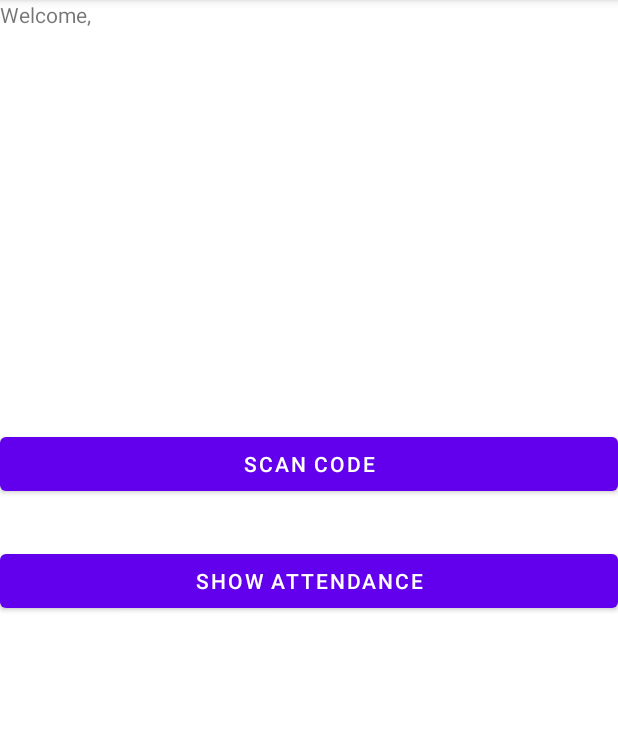
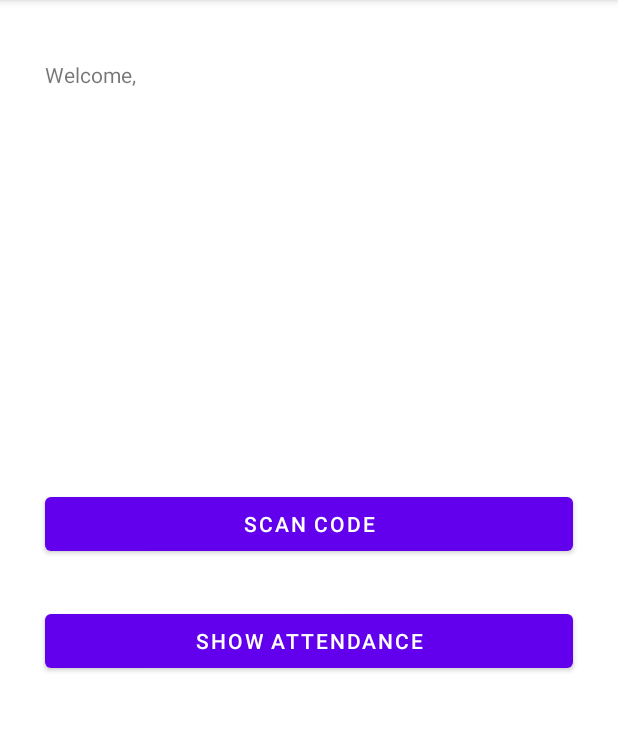
Before and after one commit to atheistd/countmein, an Android app: the home screen opened directly, with no data from a screen before it, on a phone screen of 412 x 824 dp, the part 84-815 px from its top. Run offline under Robolectric (Android 15) with nearby library versions, the phone set to English and light mode, and no system bars.

Commit message:
added some padding-slash-margin to buttons primarily and also to a textview

```diff
--- a/app/src/main/res/layout/activity_f_atnview.xml
+++ b/app/src/main/res/layout/activity_f_atnview.xml
@@ -7,6 +7,7 @@
     tools:context=".f_atnview">
 
     <TextView
+        android:layout_marginLeft="20dp"
         android:id="@+id/teach_attn_view"
         android:layout_width="wrap_content"
         android:layout_height="wrap_content"/>
--- a/app/src/main/res/layout/activity_f_home.xml
+++ b/app/src/main/res/layout/activity_f_home.xml
@@ -19,6 +19,8 @@
 
         <Button
             android:id="@+id/f_attn_show"
+            android:layout_marginLeft="30dp"
+            android:layout_marginRight="30dp"
             android:layout_width="match_parent"
             android:layout_height="wrap_content"
             android:layout_marginTop="250dp"
@@ -26,6 +28,8 @@
 
         <Button
             android:id="@+id/f_attn_mod"
+            android:layout_marginLeft="30dp"
+            android:layout_marginRight="30dp"
             android:layout_width="match_parent"
             android:layout_height="wrap_content"
             android:layout_marginTop="30dp"
--- a/app/src/main/res/layout/activity_main.xml
+++ b/app/src/main/res/layout/activity_main.xml
@@ -36,6 +36,8 @@
 
             <Button
                 android:id="@+id/student_login_button"
+                android:layout_marginLeft="10dp"
+                android:layout_marginRight="10dp"
                 android:layout_width="wrap_content"
                 android:layout_height="wrap_content"
                 android:gravity="center"
@@ -43,6 +45,7 @@
 
             <Button
                 android:layout_marginLeft="10dp"
+                android:layout_marginRight="10dp"
                 android:id="@+id/teacher_login_button"
                 android:layout_width="wrap_content"
                 android:layout_height="wrap_content"
--- a/app/src/main/res/layout/home.xml
+++ b/app/src/main/res/layout/home.xml
@@ -14,11 +14,16 @@
 
         <TextView
             android:id="@+id/home_header"
+            android:layout_marginLeft="30dp"
+            android:layout_marginRight="30dp"
+            android:layout_marginTop="40dp"
             android:layout_width="match_parent"
             android:layout_height="wrap_content" />
 
         <Button
             android:id="@+id/scan_code_button"
+            android:layout_marginLeft="30dp"
+            android:layout_marginRight="30dp"
             android:layout_width="match_parent"
             android:layout_height="wrap_content"
             android:layout_marginTop="250dp"
@@ -26,6 +31,8 @@
 
         <Button
             android:id="@+id/show_attendance_button"
+            android:layout_marginLeft="30dp"
+            android:layout_marginRight="30dp"
             android:layout_width="match_parent"
             android:layout_height="wrap_content"
             android:layout_marginTop="30dp"
```
